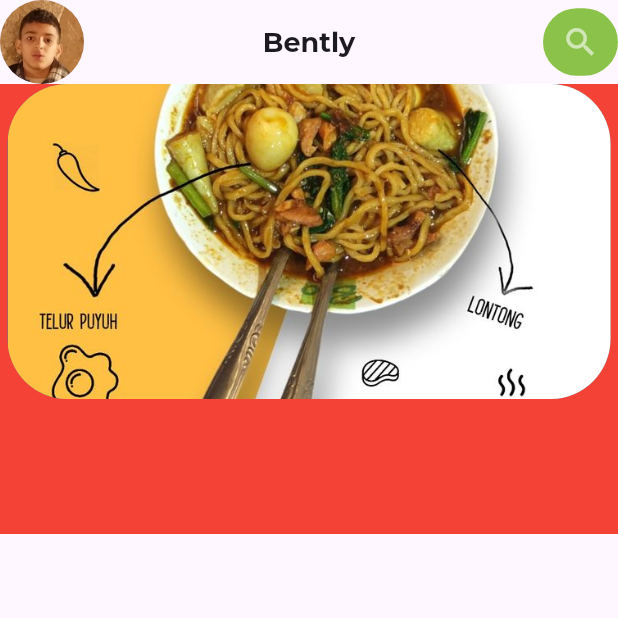
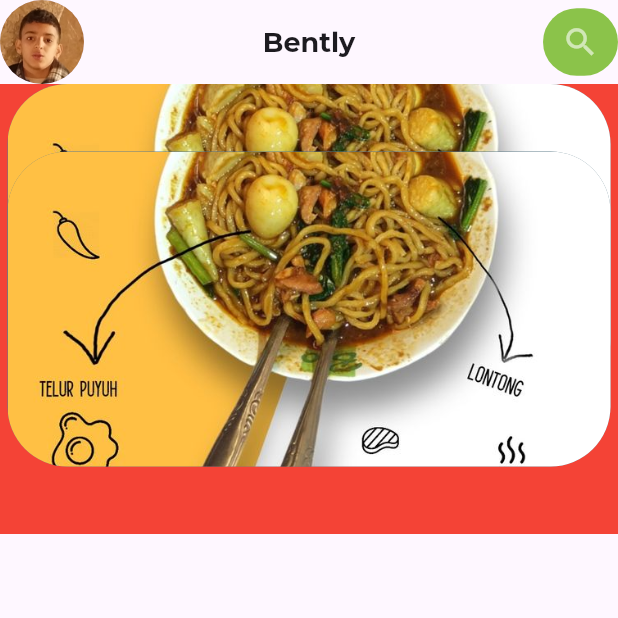
Before and after one commit to AbdulrahmanAbusnena/bently, a Flutter app: the HomePage screen opened directly, on a phone screen of 412 x 824 dp, the top half of it. Run offline on Flutter 3.47's test engine with Material 3 defaults, Android fonts, the phone set to English and light mode, and no system bars; our stand-ins replace google_fonts.

Commit message:
git comit

```diff
--- a/lib/Pages/homepage.dart
+++ b/lib/Pages/homepage.dart
@@ -63,7 +63,20 @@ class _HomePageState extends State<HomePage> {
             color: index.isEven ? Colors.blueGrey : Colors.green[200]),
         // child: const Column(children: []),
       ),
-      Container(),
+      Align(
+        // alignment: ,
+        child: Container(
+          height: 210,
+
+          margin: const EdgeInsets.only(right: 5, left: 5),
+          decoration: BoxDecoration(
+              image: const DecorationImage(
+                  fit: BoxFit.cover, image: AssetImage('assets/food.jpg')),
+              borderRadius: BorderRadius.circular(40),
+              color: index.isEven ? Colors.blueGrey : Colors.green[200]),
+          // child: const Column(children: []),
+        ),
+      ),
     ]);
   }
 }
```
